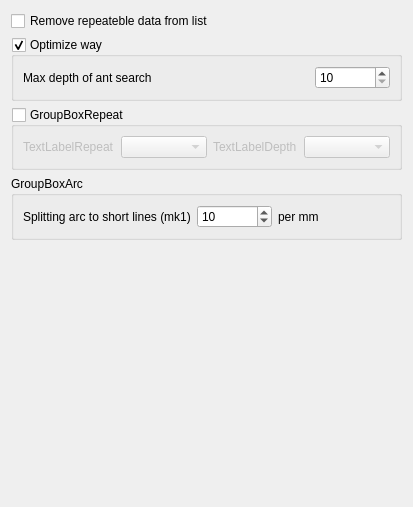
The window that sources/forms/sParser.ui (eduard-x/cnc-qt) describes before a commit, drawn with Qt 5.
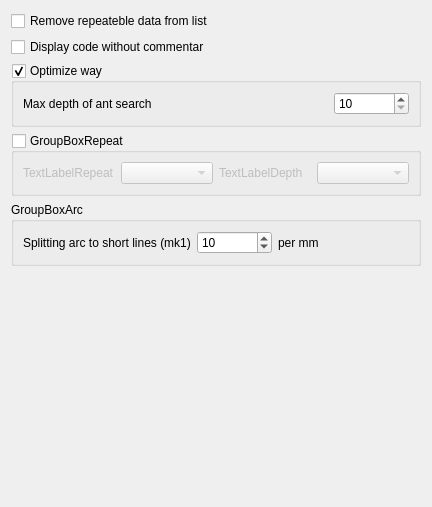
The same window after the commit.

Commit message: additional parameter: filter comments out

Diff of the .ui file:
```diff
--- a/sources/forms/sParser.ui
+++ b/sources/forms/sParser.ui
@@ -6,7 +6,7 @@
    <rect>
     <x>0</x>
     <y>0</y>
-    <width>413</width>
+    <width>432</width>
     <height>507</height>
    </rect>
   </property>
@@ -33,6 +33,13 @@
      </property>
     </widget>
    </item>
+   <item>
+    <widget class="QCheckBox" name="checkBoxWithoutComment">
+     <property name="text">
+      <string>Display code without commentar</string>
+     </property>
+    </widget>
+   </item>
    <item>
     <widget class="QGroupBox" name="groupBoxOptimize">
      <property name="sizePolicy">
```
The commit also changes 10 other files.
